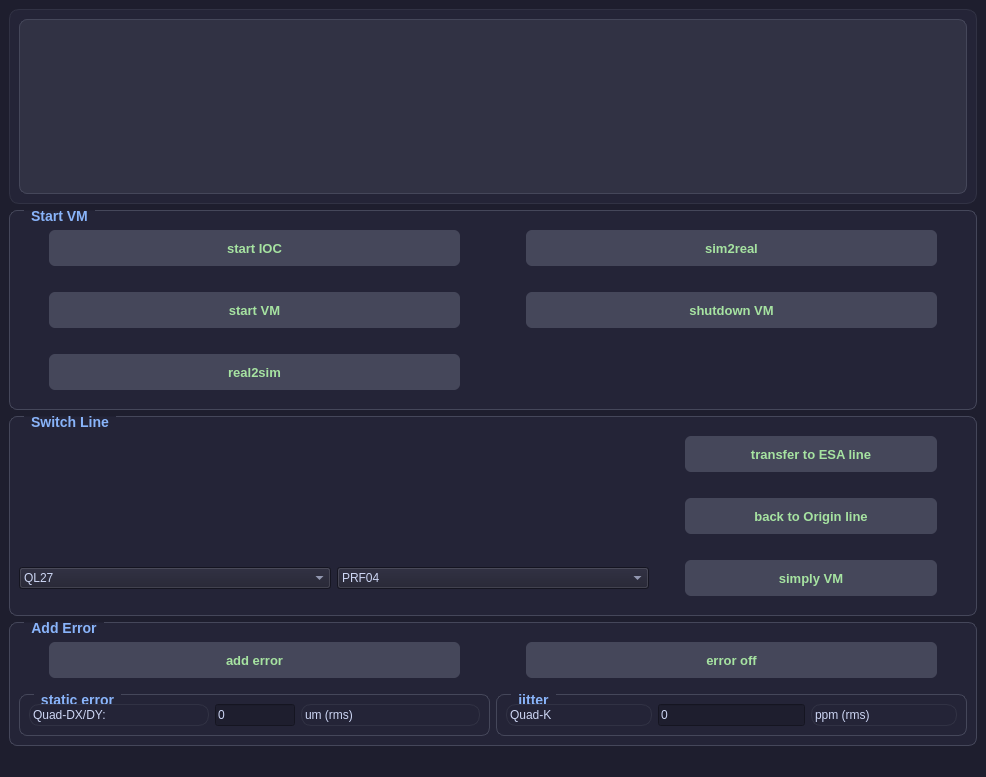
The window that src/virtual_machine/half_elegant/VMgui.ui (ustc-zhr/half_linac) describes before a commit, drawn with Qt 5.
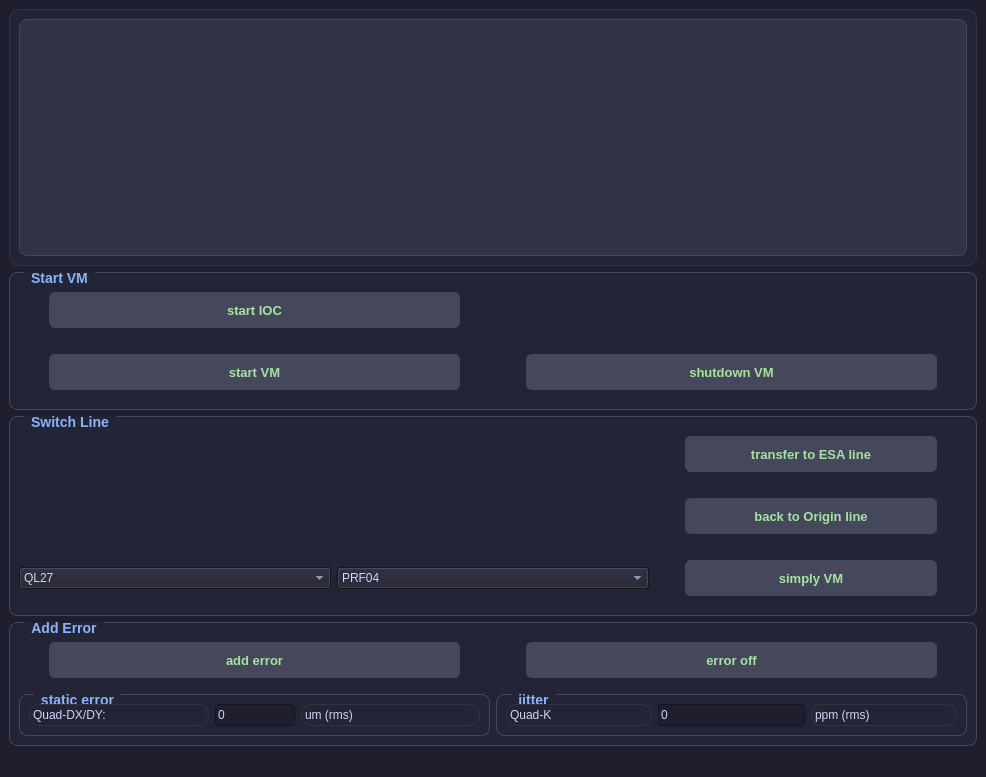
The same window after the commit.

```diff
--- a/src/virtual_machine/half_elegant/VMgui.ui
+++ b/src/virtual_machine/half_elegant/VMgui.ui
@@ -144,20 +144,6 @@
            </property>
           </widget>
          </item>
-         <item row="0" column="1">
-          <widget class="QPushButton" name="sim2real">
-           <property name="text">
-            <string>sim2real</string>
-           </property>
-          </widget>
-         </item>
-         <item row="2" column="0">
-          <widget class="QPushButton" name="real2sim">
-           <property name="text">
-            <string>real2sim</string>
-           </property>
-          </widget>
-         </item>
         </layout>
        </item>
       </layout>
```
